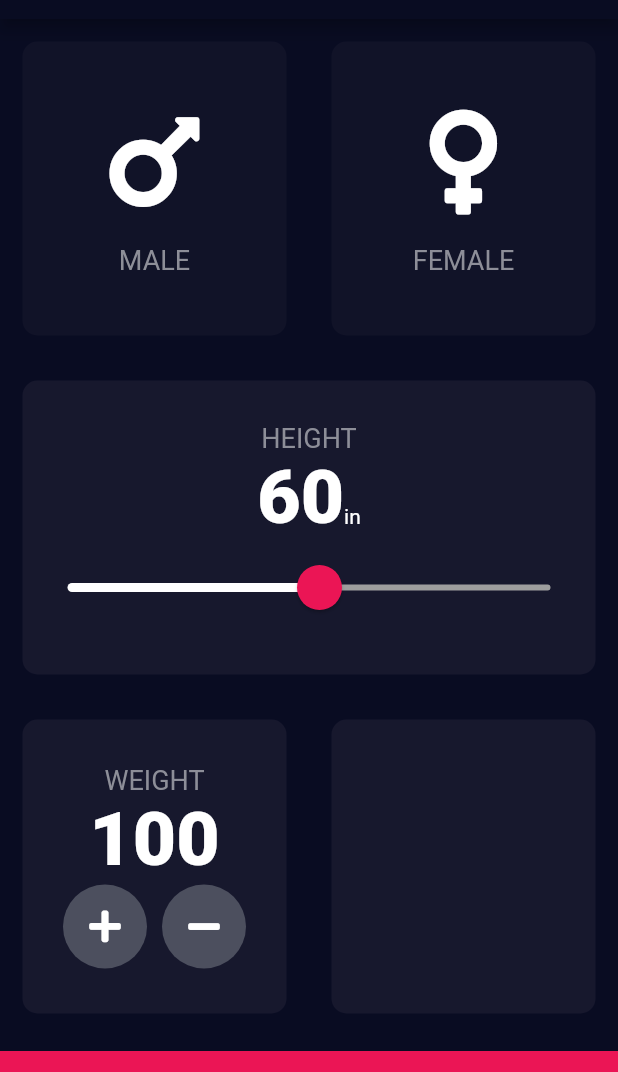
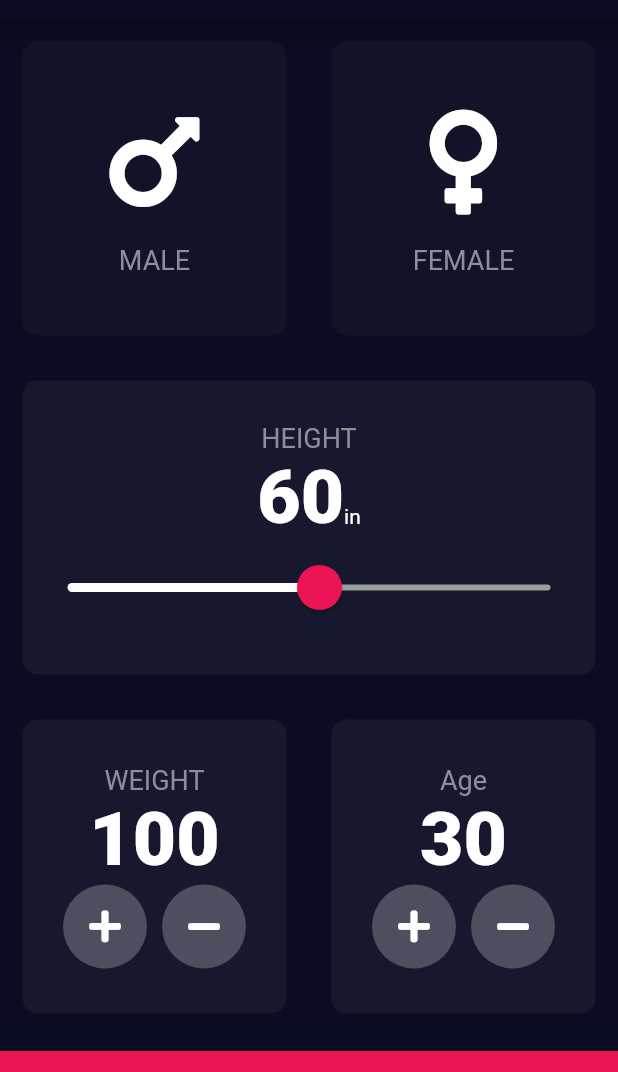
Before and after one commit to Lincxx/Flutter-BMI-Calc, a Flutter app: the screen it shows after launch, on a phone screen of 412 x 824 dp, the part 65-1137 px from its top. Run offline on Flutter 3.47's test engine with Material 2 defaults, Android fonts, the phone set to English and light mode, and no system bars; our stand-ins replace font_awesome_flutter.

Commit message:
Added the age section to the app

```diff
--- a/lib/input_page.dart
+++ b/lib/input_page.dart
@@ -22,6 +22,7 @@ class _InputPageState extends State<InputPage> {
   Gender selectedGender;
   int height = 60;
   int weight = 100;
+  int age = 30;
 
   @override
   Widget build(BuildContext context) {
@@ -137,11 +138,24 @@ class _InputPageState extends State<InputPage> {
                         Row(
                           mainAxisAlignment: MainAxisAlignment.center,
                           children: <Widget>[
-                            RoundIconButton(icon: FontAwesomeIcons.plus),
+                            RoundIconButton(
+                              icon: FontAwesomeIcons.plus,
+                              onPressed: () {
+                                setState(() {
+                                  weight++;
+                                });
+                              },
+                            ),
                             SizedBox(
                               width: 10.0,
                             ),
-                            RoundIconButton(icon: FontAwesomeIcons.minus),
+                            RoundIconButton(
+                                icon: FontAwesomeIcons.minus,
+                                onPressed: () {
+                                  setState(() {
+                                    weight--;
+                                  });
+                                }),
                           ],
                         )
                       ],
@@ -151,6 +165,42 @@ class _InputPageState extends State<InputPage> {
                 Expanded(
                   child: ReusableCard(
                     color: kActiveCardColor,
+                    cardChild: Column(
+                      mainAxisAlignment: MainAxisAlignment.center,
+                      children: <Widget>[
+                        Text(
+                          "Age",
+                          style: kLabelTextStyle,
+                        ),
+                        Text(
+                          age.toString(),
+                          style: kNumberTextStyle,
+                        ),
+                        Row(
+                          mainAxisAlignment: MainAxisAlignment.center,
+                          children: <Widget>[
+                            RoundIconButton(
+                              icon: FontAwesomeIcons.plus,
+                              onPressed: () {
+                                setState(() {
+                                  age++;
+                                });
+                              },
+                            ),
+                            SizedBox(
+                              width: 10.0,
+                            ),
+                            RoundIconButton(
+                                icon: FontAwesomeIcons.minus,
+                                onPressed: () {
+                                  setState(() {
+                                    age--;
+                                  });
+                                }),
+                          ],
+                        )
+                      ],
+                    ),
                   ),
                 ),
               ],
@@ -169,15 +219,16 @@ class _InputPageState extends State<InputPage> {
 }
 
 class RoundIconButton extends StatelessWidget {
-  RoundIconButton({this.icon});
+  RoundIconButton({@required this.icon, @required this.onPressed});
   final IconData icon;
+  final Function onPressed;
   @override
   Widget build(BuildContext context) {
     // TODO: implement build
     return RawMaterialButton(
       child: Icon(icon),
-      onPressed: () {},
       elevation: 0.0,
+      onPressed: onPressed,
       constraints: BoxConstraints.tightFor(
         width: 56.0,
         height: 56.0,
```
